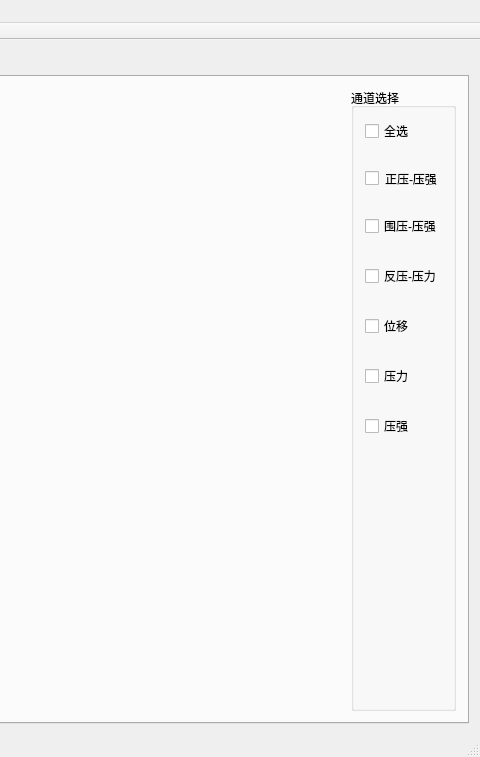
Before: the Qt Designer form mainwindow.ui in byteman/bullet, drawn with Qt 5; both pictures show x 850 to 1330 and y 0 to 757 of the 1330 by 757 pixel window.
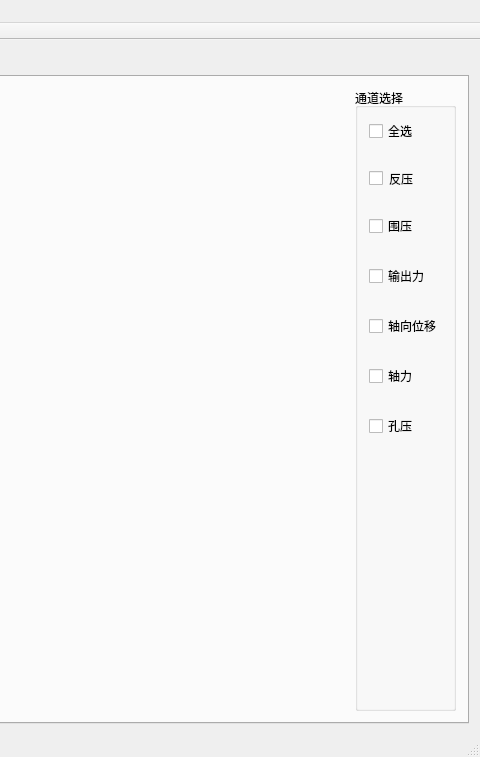
After: the same form once the commit is applied. Custom widgets are drawn as their Qt base class.

What changed in the file:
```diff
--- a/mainwindow.ui
+++ b/mainwindow.ui
@@ -154,7 +154,7 @@
 border-bottom:2px;</string>
              </property>
              <property name="text">
-              <string>正压-压强</string>
+              <string>反压</string>
              </property>
             </widget>
            </item>
@@ -168,7 +168,7 @@
            <item>
             <widget class="QCheckBox" name="rb2">
              <property name="text">
-              <string>围压-压强</string>
+              <string>围压</string>
              </property>
             </widget>
            </item>
@@ -182,7 +182,7 @@
            <item>
             <widget class="QCheckBox" name="rb3">
              <property name="text">
-              <string>反压-压力</string>
+              <string>输出力</string>
              </property>
             </widget>
            </item>
@@ -196,7 +196,7 @@
            <item>
             <widget class="QCheckBox" name="rb4">
              <property name="text">
-              <string>位移</string>
+              <string>轴向位移</string>
              </property>
             </widget>
            </item>
@@ -210,7 +210,7 @@
            <item>
             <widget class="QCheckBox" name="rb5">
              <property name="text">
-              <string>压力</string>
+              <string>轴力</string>
              </property>
             </widget>
            </item>
@@ -224,7 +224,7 @@
            <item>
             <widget class="QCheckBox" name="rb6">
              <property name="text">
-              <string>压强</string>
+              <string>孔压</string>
              </property>
             </widget>
            </item>
```
Left out of the diff: 2 changed lines with no effect on the pictures.
